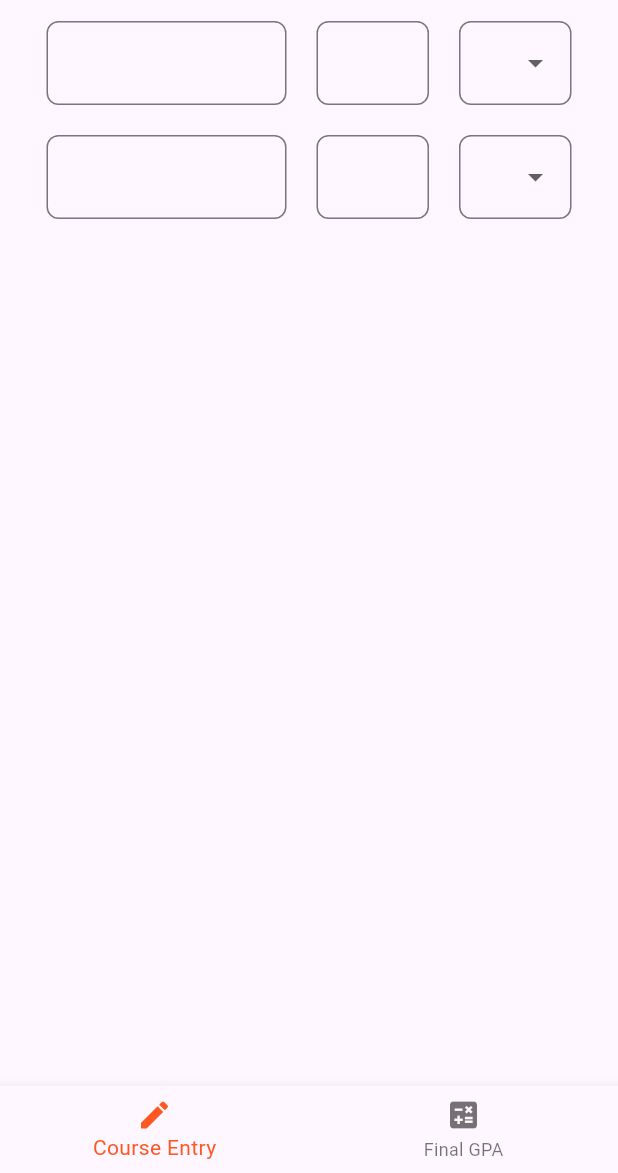
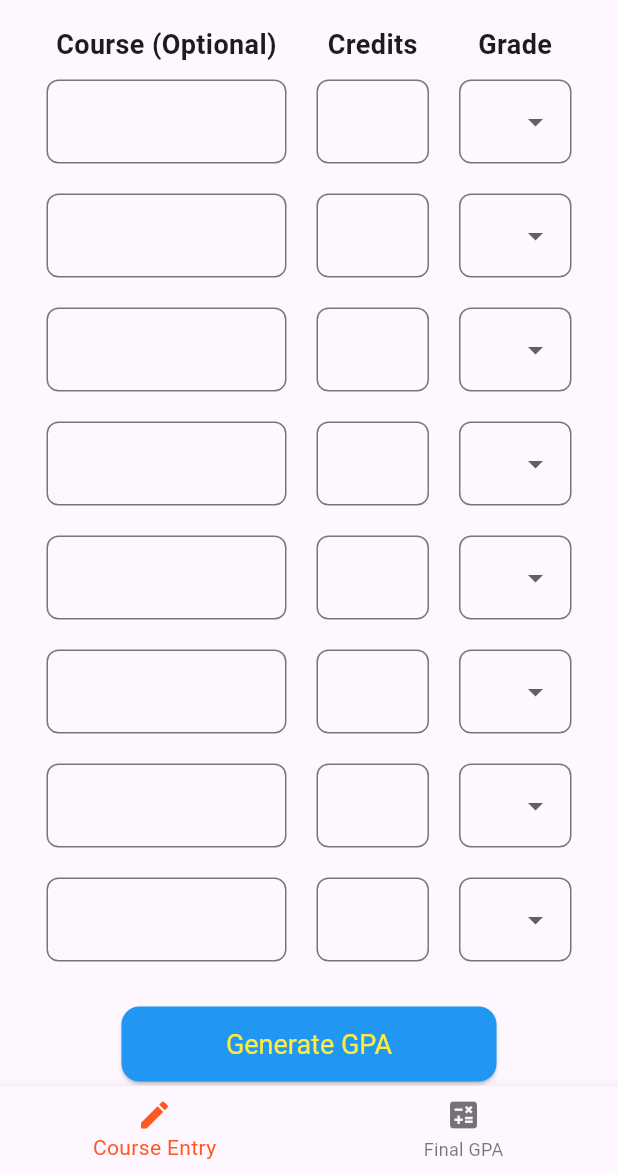
Before and after one commit to NavvAbhishek/GPA-Flow, a Flutter app: the screen it shows after launch, on a phone screen of 412 x 824 dp, the part 63-1236 px from its top. Run offline on Flutter 3.47's test engine with Material 3 defaults, Android fonts, the phone set to English and light mode, and no system bars; our stand-ins replace get.

Commit message:
make reusable widgets and refactor code

```diff
--- a/lib/screens/course_entry.dart
+++ b/lib/screens/course_entry.dart
@@ -29,13 +29,43 @@ class _CourseEntryState extends State<CourseEntry> {
     'NP'
   ];
 
-  @override
-  Widget build(BuildContext context) {
-    return Scaffold(
-      body: Center(
-        child: Column(
+// Header Row
+  Widget _buildHeaderRow() {
+    return Row(
+      mainAxisAlignment: MainAxisAlignment.center,
       children: [
-            Row(
+        SizedBox(
+          width: 160,
+          child: Text(
+            'Course (Optional)',
+            style: TextStyle(fontWeight: FontWeight.bold, fontSize: 18),
+            textAlign: TextAlign.center,
+          ),
+        ),
+        SizedBox(width: 20),
+        SizedBox(
+          width: 75,
+          child: Text(
+            'Credits',
+            style: TextStyle(fontWeight: FontWeight.bold, fontSize: 18),
+            textAlign: TextAlign.center,
+          ),
+        ),
+        SizedBox(width: 20),
+        SizedBox(
+          width: 75,
+          child: Text(
+            'Grade',
+            style: TextStyle(fontWeight: FontWeight.bold, fontSize: 18),
+            textAlign: TextAlign.center,
+          ),
+        ),
+      ],
+    );
+  }
+
+  Widget _buildCourseEntryRow() {
+    return Row(
       mainAxisSize: MainAxisSize.min,
       children: [
         SizedBox(
@@ -83,66 +113,63 @@ class _CourseEntryState extends State<CourseEntry> {
               setState(() {
                 _selectedGrade = value;
               });
-                      }),
+            },
+          ),
         ),
       ],
+    );
+  }
+
+  Widget _buildSubmitButton() {
+    return ElevatedButton(
+      onPressed: () {
+        print("GPA Generated!");
+      },
+      style: ElevatedButton.styleFrom(
+        minimumSize: Size(250, 50),
+        backgroundColor: Colors.blue,
+        textStyle: TextStyle(
+          fontSize: 18,
         ),
-            SizedBox(
-              height: 20,
+        shape: RoundedRectangleBorder(
+          borderRadius: BorderRadius.circular(12.0),
         ),
-            Row(
-              mainAxisSize: MainAxisSize.min,
+        foregroundColor: Colors.yellow,
+      ),
+      child: Text("Generate GPA"),
+    );
+  }
+
+  @override
+  Widget build(BuildContext context) {
+    return Scaffold(
+      body: Center(
+        child: SingleChildScrollView(
+          child: Column(
+            mainAxisAlignment: MainAxisAlignment.center,
+            crossAxisAlignment: CrossAxisAlignment.center,
             children: [
-                SizedBox(
-                  width: 160,
-                  child: TextField(
-                    decoration: InputDecoration(
-                      border: OutlineInputBorder(
-                        borderRadius: BorderRadius.circular(8.0),
-                      ),
-                    ),
-                  ),
-                ),
-                SizedBox(
-                  width: 20,
-                ),
-                SizedBox(
-                  width: 75,
-                  child: TextField(
-                    decoration: InputDecoration(
-                      border: OutlineInputBorder(
-                        borderRadius: BorderRadius.circular(8.0),
-                      ),
-                    ),
-                  ),
-                ),
-                SizedBox(
-                  width: 20,
-                ),
-                SizedBox(
-                  width: 75,
-                  child: DropdownButtonFormField<String>(
-                      value: _selectedGrade,
-                      decoration: InputDecoration(
-                        border: OutlineInputBorder(
-                          borderRadius: BorderRadius.circular(8.0),
-                        ),
-                      ),
-                      items: _grades.map((grade) {
-                        return DropdownMenuItem<String>(
-                          value: grade,
-                          child: Text(grade),
-                        );
-                      }).toList(),
-                      onChanged: (value) {
-                        setState(() {
-                          _selectedGrade = value;
-                        });
-                      }),
-                ),
+              _buildHeaderRow(),
+              SizedBox(height: 10),
+              _buildCourseEntryRow(),
+              SizedBox(height: 20),
+              _buildCourseEntryRow(),
+              SizedBox(height: 20),
+              _buildCourseEntryRow(),
+              SizedBox(height: 20),
+              _buildCourseEntryRow(),
+              SizedBox(height: 20),
+              _buildCourseEntryRow(),
+              SizedBox(height: 20),
+              _buildCourseEntryRow(),
+              SizedBox(height: 20),
+              _buildCourseEntryRow(),
+              SizedBox(height: 20),
+              _buildCourseEntryRow(),
+              SizedBox(height: 30), // Space before the button
+              _buildSubmitButton(), // Submit Button
             ],
           ),
-          ],
         ),
       ),
     );
```
Lines whose indentation alone changed are shown as unchanged.
